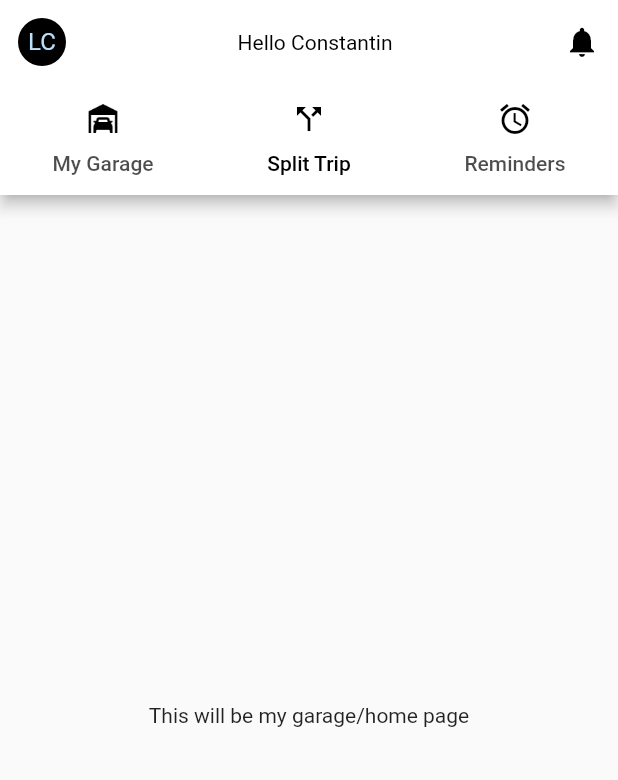
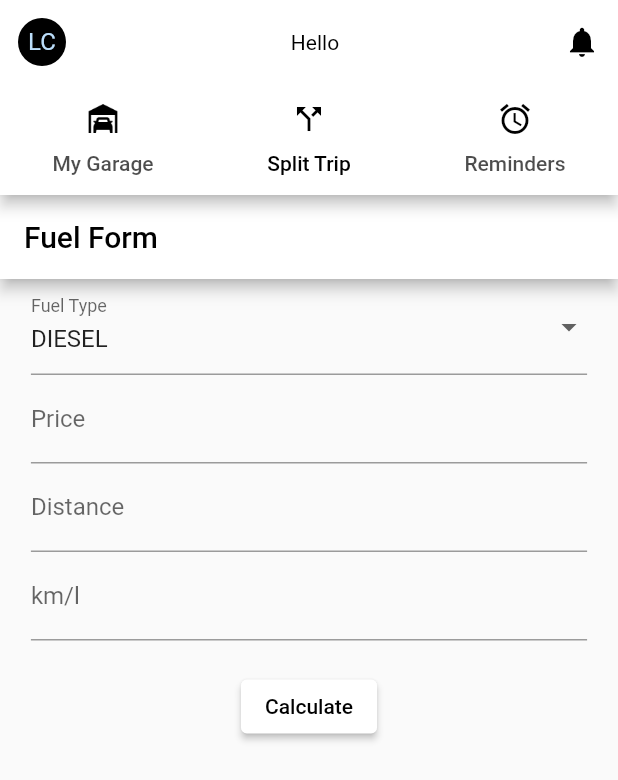
Before and after one commit to constantinLu/auto_drive, a Flutter app: the screen it shows after launch, tab 2 chosen, on a phone screen of 412 x 824 dp. Shown: the top 780 px of the screen. Run offline on Flutter 3.47's test engine with Material 2 defaults, Android fonts, the phone set to English and light mode, and no system bars.

Commit message:
AD-3: added working form.

```diff
--- a/lib/widget/intro.dart
+++ b/lib/intro.dart
@@ -1,7 +1,7 @@
 import 'dart:async';
 
+import 'package:auto_drive/tabs.dart';
 import 'package:auto_drive/util/assets.dart';
-import 'package:auto_drive/views/tabs.dart';
 import 'package:flutter/material.dart';
 
 class Intro extends StatefulWidget {
@@ -31,7 +31,7 @@ class _IntroState extends State<Intro> {
   Widget build(BuildContext context) {
     return Scaffold(
       body: Center(
-        child: Image.asset(IMAGE_INTRO),
+        child: Image.asset(imageIntro),
       ),
     );
   }
--- a/lib/main.dart
+++ b/lib/main.dart
@@ -1,13 +1,12 @@
+import 'package:auto_drive/util/constants.dart';
 import 'package:auto_drive/util/palette.dart';
 import 'package:flutter/material.dart';
 
-import 'widget/intro.dart';
+import 'intro.dart';
 
 void main() {
   runApp(const MyApp());
 }
-
-const APP_NAME = 'Auto Drive';
 
 class MyApp extends StatelessWidget {
   const MyApp({super.key});
@@ -17,12 +16,12 @@ class MyApp extends StatelessWidget {
     return MaterialApp(
       //TODO: add logo and auth by fingerprint
       //TODO: add logo and wait for 0.5 seconds to go to the home screen
-      title: APP_NAME,
+      title: appName,
       debugShowCheckedModeBanner: false,
       theme: ThemeData(
         //useMaterial3: true
-        colorScheme: ColorScheme.fromSwatch(primarySwatch:Palette.white)
-            .copyWith(secondary: Palette.white),
+        colorScheme:
+            ColorScheme.fromSwatch(primarySwatch: Palette.white).copyWith(secondary: Palette.white),
       ),
       home: const Intro(),
     );
--- a/lib/model/fuel.dart
+++ b/lib/model/fuel.dart
@@ -1,15 +1,30 @@
+import 'package:auto_drive/model/station.dart';
 import 'package:uuid/uuid.dart';
 
 class Fuel {
-  final String id = const Uuid().v4();
+  final String _id = const Uuid().v4();
 
-  final String fuelType;
+  final Station _station;
 
-  final String amount;
+  final String _type;
 
-  DateTime updatedDate = DateTime.now();
+  final String _money;
 
-  final DateTime createdDate = DateTime.now();
+  final String _updatedDate;
 
-  Fuel({required this.fuelType, required this.amount, required this.updatedDate});
+  final String _cratedDate;
+
+  Fuel(this._station, this._type, this._money, this._updatedDate, this._cratedDate);
+
+  String get cratedDate => _cratedDate;
+
+  String get updatedDate => _updatedDate;
+
+  String get money => _money;
+
+  String get type => _type;
+
+  Station get station => _station;
+
+  String get id => _id;
 }
--- a/lib/model/station.dart
+++ b/lib/model/station.dart
@@ -1,17 +1,18 @@
 import 'package:uuid/uuid.dart';
 
 class Station {
-  final String id = const Uuid().v4();
-  final String companyName;
-  final String logo;
-  final String address;
-  final String fuel;
-  final DateTime createdDate = DateTime.now();
+  final String _id = const Uuid().v4();
+  final String _companyName;
+  final String _logo;
+  final String _address;
 
-  Station(
-      {required this.companyName,
-        required this.logo,
-        required this.address,
-        required this.fuel,
-      });
+  Station(this._companyName, this._logo, this._address);
+
+  String get id => _id;
+
+  String get logo => _logo;
+
+  String get companyName => _companyName;
+
+  String get address => _address;
 }
--- a/lib/views/tabs.dart
+++ b/lib/tabs.dart
@@ -1,9 +1,9 @@
 import 'package:auto_drive/util/palette.dart';
+import 'package:auto_drive/views/trip_splitter_view.dart';
 import 'package:auto_drive/widget/scraper.dart';
-import 'package:flutter/cupertino.dart';
 import 'package:flutter/material.dart';
 
-import '../util/assets.dart';
+import 'util/assets.dart';
 
 class Tabs extends StatelessWidget {
   const Tabs({Key? key}) : super(key: key);
@@ -24,7 +24,7 @@ class Tabs extends StatelessWidget {
             labelColor: Palette.black_,
             tabs: [
               Tab(
-                icon: ImageIcon(AssetImage(ICON_GARAGE), color: Palette.black_),
+                icon: ImageIcon(AssetImage(iconGarage), color: Palette.black_),
                 text: "My Garage",
               ),
               Tab(icon: Icon(Icons.call_split, color: Palette.black_), text: "Split Trip"),
@@ -36,7 +36,7 @@ class Tabs extends StatelessWidget {
           children: [
             //Scraper
             Scraper(),
-            Center(child: Text("This will be my garage/home page")),
+            TripSplitter(),
             Center(
               child: Text("This will be the reminders, for insurance, etc"),
             ),
@@ -66,7 +66,7 @@ class AppBarTitle extends StatelessWidget {
   Widget build(BuildContext context) {
     return const Center(
         child: Text(
-      "Hello Constantin",
+      "Hello",
       style: TextStyle(fontWeight: FontWeight.w400),
       textScaleFactor: 0.7,
     ));
--- a/lib/util/assets.dart
+++ b/lib/util/assets.dart
@@ -1,7 +1,6 @@
-
 // images
-const IMAGE_INTRO = 'assets/images/auto_drive.png';
-const IMAGE_AVATAR = 'assets/images/avatar.png';
+const imageIntro = 'assets/images/auto_drive.png';
+const imageAvatar = 'assets/images/avatar.png';
 
 //icons
-const ICON_GARAGE =  'assets/icons/garage_icon.png';
+const iconGarage = 'assets/icons/garage_icon.png';
--- /dev/null
+++ b/lib/util/constants.dart
@@ -0,0 +1 @@
+const appName = 'Auto Drive';
--- a/lib/views/station_detail_view.dart
+++ b/lib/views/station_detail_view.dart
@@ -1,4 +1,4 @@
-import 'package:auto_drive/examples/fuel_old.dart';
+import 'package:auto_drive/model/fuel.dart';
 import 'package:flutter/material.dart';
 
 class StationDetailView extends StatelessWidget {
@@ -10,7 +10,7 @@ class StationDetailView extends StatelessWidget {
   Widget build(BuildContext context) {
     return Column(
       children: [
-        Container(
+        SizedBox(
           height: 250,
           width: double.infinity,
           child: Image.network(
--- /dev/null
+++ b/lib/views/trip_splitter_view.dart
@@ -0,0 +1,126 @@
+import 'package:flutter/material.dart';
+
+class TripSplitter extends StatefulWidget {
+  const TripSplitter({super.key});
+
+  @override
+  State<TripSplitter> createState() => _TripSplitterState();
+}
+
+class _TripSplitterState extends State<TripSplitter> {
+  final _formKey = GlobalKey<FormState>();
+
+  String? _fuelType = 'DIESEL';
+
+  String? _price;
+
+  String? _distance;
+
+  String? _kmPerL;
+
+  @override
+  Widget build(BuildContext context) {
+    // Responsive adjustments
+    double screenWidth = MediaQuery.of(context).size.width;
+    double formWidth = screenWidth > 600 ? 600 : screenWidth * 0.9;
+    double padding = (screenWidth - formWidth) / 2;
+
+    return Scaffold(
+      appBar: AppBar(title: const Text('Fuel Form')),
+      body: SingleChildScrollView(
+        child: Padding(
+          padding: EdgeInsets.symmetric(horizontal: padding),
+          child: Form(
+            key: _formKey,
+            child: Column(
+              children: [
+                DropdownButtonFormField<String>(
+                  value: _fuelType,
+                  onChanged: (String? newValue) {
+                    setState(() {
+                      _fuelType = newValue;
+                    });
+                  },
+                  validator: (value) {
+                    if (value == null || value.isEmpty) {
+                      return 'Please select a fuel type';
+                    }
+                    return null;
+                  },
+                  items: <String>['GAS', 'DIESEL'].map<DropdownMenuItem<String>>((String value) {
+                    return DropdownMenuItem<String>(
+                      value: value,
+                      child: Text(value),
+                    );
+                  }).toList(),
+                  decoration: const InputDecoration(labelText: 'Fuel Type'),
+                ),
+                TextFormField(
+                  keyboardType: TextInputType.number,
+                  decoration: const InputDecoration(labelText: 'Price'),
+                  validator: validateNumber,
+                  onSaved: (value) => _price = value,
+                ),
+                TextFormField(
+                  keyboardType: TextInputType.number,
+                  decoration: const InputDecoration(labelText: 'Distance'),
+                  validator: validateNumber,
+                  onSaved: (value) => _distance = value,
+                ),
+                TextFormField(
+                  keyboardType: TextInputType.number,
+                  decoration: const InputDecoration(labelText: 'km/l'),
+                  validator: validateNumber,
+                  onSaved: (value) => _kmPerL = value,
+                ),
+                const SizedBox(height: 20),
+                ElevatedButton(
+                  onPressed: _calculate,
+                  child: const Text('Calculate'),
+                )
+              ],
+            ),
+          ),
+        ),
+      ),
+    );
+  }
+
+  String? validateNumber(String? value) {
+    if (value == null || value.isEmpty) {
+      return 'Please enter a value';
+    }
+    if (double.tryParse(value) == null) {
+      return 'Enter a valid number';
+    }
+    return null;
+  }
+
+  void _calculate() {
+    if (_formKey.currentState!.validate()) {
+      _formKey.currentState!.save();
+
+      double price = double.parse(_price!);
+      double distance = double.parse(_distance!);
+      double kmPerL = double.parse(_kmPerL!);
+
+      double totalCost = (distance / kmPerL) * price;
+
+      showDialog(
+        context: context,
+        builder: (BuildContext context) {
+          return AlertDialog(
+            title: const Text('Calculation Result'),
+            content: Text('Total cost for the trip is: ${totalCost.toStringAsFixed(2)} RON'),
+            actions: [
+              TextButton(
+                child: const Text('Close'),
+                onPressed: () => Navigator.of(context).pop(),
+              )
+            ],
+          );
+        },
+      );
+    }
+  }
+}
```
Also changed, not shown: lib/examples/fuel_old.dart (deleted, +0 -18 lines), lib/examples/station_old.dart (deleted, +0 -10 lines), lib/widget/scraper.dart (+30 -23 lines), pubspec.yaml (+6 -6 lines), lib/util/device_size.dart (line endings or trailing spaces), 1 other file.
